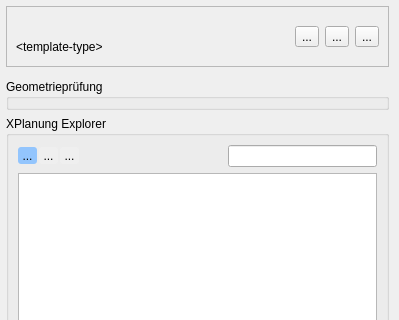
The window that src/SAGisXPlanung/ui/XPlanung_plan_details.ui (nti-de/SAGisXPlanung) describes before a commit, drawn with Qt 5; both pictures show x 0 to 399 and y 0 to 320 of the 399 by 467 pixel window.
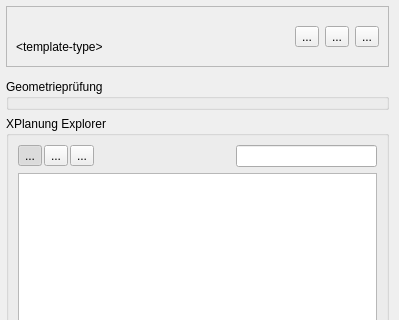
The same window after the commit. Custom widgets are drawn as their Qt base class.

What changed in the file:
```diff
--- a/src/SAGisXPlanung/ui/XPlanung_plan_details.ui
+++ b/src/SAGisXPlanung/ui/XPlanung_plan_details.ui
@@ -245,22 +245,7 @@
 	padding: 0px;
 	margin:0px;
 }
-
-QToolButton {
-	background: palette(window); 
- 	border:0px;
-    border-radius: 3px;
-}
-
-QToolButton:hover {
-	background: #E5E7EB; 
-	border: 1px solid #BFDBFE ;
-}
-
-QToolButton:checked {
-	background-color:#93C5FD;
-	border: none; 
- }</string>
+</string>
                </property>
                <layout class="QHBoxLayout" name="horizontalLayout_5">
                 <property name="spacing">
```
